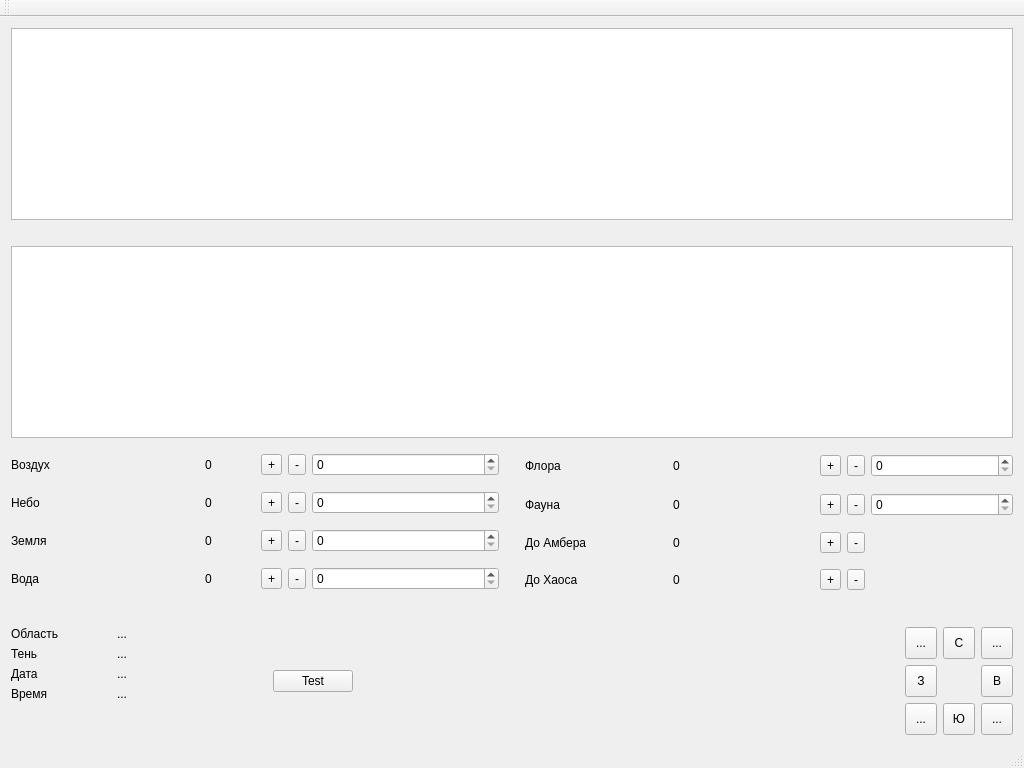
Old version of the form AmberUI/shadowsview.ui in the repository graninas/Amber.
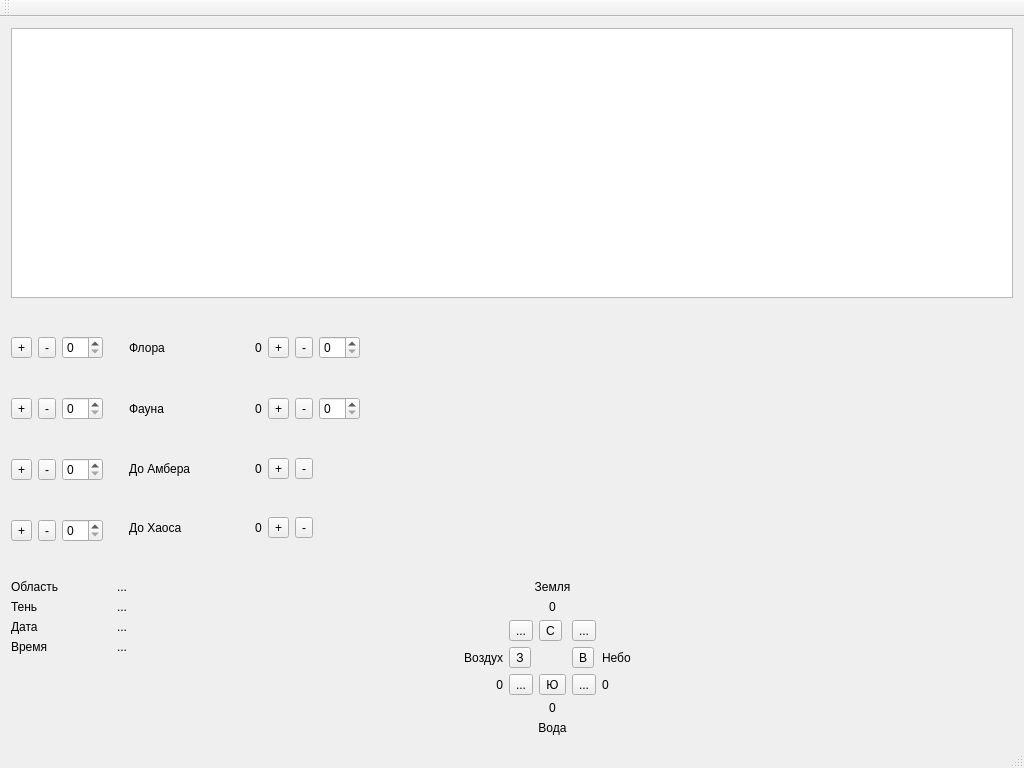
New version of the form. Icons and pictures are not drawn.

Commit message: - A lot of refactoring done. - Monad research continued. - Shadow distance added instead of poorly-defined ShadowSurroundings. - Shadow influence is invented.

Diff of the .ui file:
```diff
--- a/AmberUI/shadowsview.ui
+++ b/AmberUI/shadowsview.ui
@@ -33,22 +33,6 @@
   </property>
   <widget class="QWidget" name="centralWidget">
    <layout class="QVBoxLayout" name="verticalLayout">
-    <item>
-     <widget class="QGraphicsView" name="shadowsVisualisingArea"/>
-    </item>
-    <item>
-     <spacer name="horizontalSpacer_5">
-      <property name="orientation">
-       <enum>Qt::Horizontal</enum>
-      </property>
-      <property name="sizeHint" stdset="0">
-       <size>
-        <width>40</width>
-        <height>20</height>
-       </size>
-      </property>
-     </spacer>
-    </item>
     <item>
      <widget class="QPlainTextEdit" name="pte_worldPlaces">
       <property name="enabled">
@@ -65,7 +49,7 @@
     <item>
      <layout class="QHBoxLayout" name="horizontalLayout">
       <item>
-       <layout class="QGridLayout" name="gridLayout" columnminimumwidth="120,50,0,0,60">
+       <layout class="QGridLayout" name="gridLayout">
         <item row="1" column="2">
          <widget class="QToolButton" name="tb_skyUp">
           <property name="text">
@@ -134,70 +118,6 @@
           </property>
          </widget>
         </item>
-        <item row="1" column="0">
-         <widget class="QLabel" name="l_skyName">
-          <property name="text">
-           <string>Небо</string>
-          </property>
-         </widget>
-        </item>
-        <item row="0" column="0">
-         <widget class="QLabel" name="l_airName">
-          <property name="sizePolicy">
-           <sizepolicy hsizetype="Preferred" vsizetype="Preferred">
-            <horstretch>0</horstretch>
-            <verstretch>0</verstretch>
-           </sizepolicy>
-          </property>
-          <property name="minimumSize">
-           <size>
-            <width>120</width>
-            <height>0</height>
-           </size>
-          </property>
-          <property name="text">
-           <string>Воздух</string>
-          </property>
-         </widget>
-        </item>
-        <item row="2" column="1">
-         <widget class="QLabel" name="l_ground">
-          <property name="minimumSize">
-           <size>
-            <width>0</width>
-            <height>0</height>
-           </size>
-          </property>
-          <property name="maximumSize">
-           <size>
-            <width>16777215</width>
-            <height>16777215</height>
-           </size>
-          </property>
-          <property name="text">
-           <string>0</string>
-          </property>
-         </widget>
-        </item>
-        <item row="3" column="1">
-         <widget class="QLabel" name="l_water">
-          <property name="minimumSize">
-           <size>
-            <width>50</width>
-            <height>0</height>
-           </size>
-          </property>
-          <property name="maximumSize">
-           <size>
-            <width>50</width>
-            <height>16777215</height>
-           </size>
-          </property>
-          <property name="text">
-           <string>0</string>
-          </property>
-         </widget>
-        </item>
         <item row="0" column="2">
          <widget class="QToolButton" name="tb_airUp">
           <property name="text">
@@ -215,6 +135,9 @@
           </property>
          </widget>
         </item>
+        <item row="0" column="4">
+         <widget class="QSpinBox" name="sb_airTarget"/>
+        </item>
         <item row="3" column="3">
          <widget class="QToolButton" name="tb_waterDown">
           <property name="text">
@@ -249,42 +172,6 @@
           </property>
          </widget>
         </item>
-        <item row="0" column="4">
-         <widget class="QSpinBox" name="sb_airTarget"/>
-        </item>
-        <item row="3" column="0">
-         <widget class="QLabel" name="l_waterName">
-          <property name="text">
-           <string>Вода</string>
-          </property>
-         </widget>
-        </item>
-        <item row="2" column="0">
-         <widget class="QLabel" name="l_groundName">
-          <property name="text">
-           <string>Земля</string>
-          </property>
-         </widget>
-        </item>
-        <item row="0" column="1">
-         <widget class="QLabel" name="l_air">
-          <property name="minimumSize">
-           <size>
-            <width>0</width>
-            <height>0</height>
-           </size>
-          </property>
-          <property name="maximumSize">
-           <size>
-            <width>16777215</width>
-            <height>16777215</height>
-           </size>
-          </property>
-          <property name="text">
-           <string>0</string>
-          </property>
-         </widget>
-        </item>
         <item row="2" column="4">
          <widget class="QSpinBox" name="sb_groundTarget"/>
         </item>
@@ -311,25 +198,6 @@
         <item row="3" column="4">
          <widget class="QSpinBox" name="sb_waterTarget"/>
         </item>
-        <item row="1" column="1">
-         <widget class="QLabel" name="l_sky">
-          <property name="minimumSize">
-           <size>
-            <width>0</width>
-            <height>0</height>
-           </size>
-          </property>
-          <property name="maximumSize">
-           <size>
-            <width>16777215</width>
-            <height>16777215</height>
-           </size>
-          </property>
-          <property name="text">
-           <string>0</string>
-          </property>
-         </widget>
-        </item>
        </layout>
       </item>
       <item>
@@ -346,7 +214,14 @@
        </spacer>
       </item>
       <item>
-       <layout class="QGridLayout" name="gridLayout_5" columnminimumwidth="120,50,0,0,60">
+       <layout class="QGridLayout" name="gridLayout_5">
+        <item row="1" column="0">
+         <widget class="QLabel" name="l_faunaName">
+          <property name="text">
+           <string>Фауна</string>
+          </property>
+         </widget>
+        </item>
         <item row="0" column="0">
          <widget class="QLabel" name="l_floraName">
           <property name="sizePolicy">
@@ -500,13 +375,6 @@
           </property>
          </widget>
         </item>
-        <item row="1" column="0">
-         <widget class="QLabel" name="l_faunaName">
-          <property name="text">
-           <string>Фауна</string>
-          </property>
-         </widget>
-        </item>
         <item row="1" column="2">
          <widget class="QToolButton" name="tb_faunaUp">
           <property name="text">
@@ -524,42 +392,6 @@
           </property>
          </widget>
         </item>
-        <item row="0" column="2">
-         <widget class="QToolButton" name="tb_floraUp">
-          <property name="text">
-           <string>+</string>
-          </property>
-          <property name="icon">
-           <iconset resource="Icons.qrc">
-            <normaloff>:/icons/icons/plus-circle.png</normaloff>:/icons/icons/plus-circle.png</iconset>
-          </property>
-          <property name="iconSize">
-           <size>
-            <width>32</width>
-            <height>32</height>
-           </size>
-          </property>
-         </widget>
-        </item>
-        <item row="3" column="1">
-         <widget class="QLabel" name="l_chaosDistance">
-          <property name="minimumSize">
-           <size>
-            <width>0</width>
-            <height>0</height>
-           </size>
-          </property>
-          <property name="maximumSize">
-           <size>
-            <width>16777215</width>
-            <height>16777215</height>
-           </size>
-          </property>
-          <property name="text">
-           <string>0</string>
-          </property>
-         </widget>
-        </item>
         <item row="3" column="0">
          <widget class="QLabel" name="l_chaosDistanceName">
           <property name="text">
@@ -567,6 +399,42 @@
           </property>
          </widget>
         </item>
+        <item row="3" column="1">
+         <widget class="QLabel" name="l_chaosDistance">
+          <property name="minimumSize">
+           <size>
+            <width>0</width>
+            <height>0</height>
+           </size>
+          </property>
+          <property name="maximumSize">
+           <size>
+            <width>16777215</width>
+            <height>16777215</height>
+           </size>
+          </property>
+          <property name="text">
+           <string>0</string>
+          </property>
+         </widget>
+        </item>
+        <item row="0" column="2">
+         <widget class="QToolButton" name="tb_floraUp">
+          <property name="text">
+           <string>+</string>
+          </property>
+          <property name="icon">
+           <iconset resource="Icons.qrc">
+            <normaloff>:/icons/icons/plus-circle.png</normaloff>:/icons/icons/plus-circle.png</iconset>
+          </property>
+          <property name="iconSize">
+           <size>
+            <width>32</width>
+            <height>32</height>
+           </size>
+          </property>
+         </widget>
+        </item>
         <item row="1" column="1">
          <widget class="QLabel" name="l_fauna">
           <property name="minimumSize">
@@ -607,23 +475,23 @@
         </item>
        </layout>
       </item>
+      <item>
+       <spacer name="horizontalSpacer_3">
+        <property name="orientation">
+         <enum>Qt::Horizontal</enum>
+        </property>
+        <property name="sizeHint" stdset="0">
+         <size>
+          <width>40</width>
+          <height>20</height>
+         </size>
+        </property>
+       </spacer>
+      </item>
      </layout>
     </item>
     <item>
-     <spacer name="horizontalSpacer_6">
-      <property name="orientation">
-       <enum>Qt::Horizontal</enum>
-      </property>
-      <property name="sizeHint" stdset="0">
-       <size>
-        <width>40</width>
-        <height>20</height>
-       </size>
-      </property>
-     </spacer>
-    </item>
-    <item>
-     <layout class="QHBoxLayout" name="horizontalLayout_2">
+     <layout class="QHBoxLayout" name="horizontalLayout_3">
       <item>
        <layout class="QFormLayout" name="formLayout">
         <property name="fieldGrowthPolicy">
@@ -712,14 +580,7 @@
        </layout>
       </item>
       <item>
-       <widget class="QPushButton" name="pushButton">
-        <property name="text">
-         <string>Test</string>
-        </property>
-       </widget>
-      </item>
-      <item>
-       <spacer name="horizontalSpacer_8">
+       <spacer name="horizontalSpacer_2">
         <property name="orientation">
          <enum>Qt::Horizontal</enum>
         </property>
@@ -732,113 +593,362 @@
        </spacer>
       </item>
       <item>
-       <layout class="QGridLayout" name="gridLayout_2" rowstretch="0,0,0">
-        <item row="0" column="0">
+       <layout class="QGridLayout" name="gridLayout_2" rowstretch="0,0,0,0,0,0,0">
+        <item row="5" column="3">
+         <widget class="QLabel" name="l_water">
+          <property name="minimumSize">
+           <size>
+            <width>0</width>
+            <height>0</height>
+           </size>
+          </property>
+          <property name="maximumSize">
+           <size>
+            <width>32</width>
+            <height>16777215</height>
+           </size>
+          </property>
+          <property name="text">
+           <string>0</string>
+          </property>
+          <property name="alignment">
+           <set>Qt::AlignCenter</set>
+          </property>
+         </widget>
+        </item>
+        <item row="2" column="2">
          <widget class="QToolButton" name="tb_goNorthWest">
           <property name="minimumSize">
            <size>
-            <width>32</width>
-            <height>32</height>
+            <width>0</width>
+            <height>0</height>
            </size>
           </property>
           <property name="text">
            <string>...</string>
           </property>
+          <property name="icon">
+           <iconset resource="Icons.qrc">
+            <normaloff>:/icons/icons/arrow_left-up.png</normaloff>:/icons/icons/arrow_left-up.png</iconset>
+          </property>
+          <property name="iconSize">
+           <size>
+            <width>32</width>
+            <height>32</height>
+           </size>
+          </property>
          </widget>
         </item>
-        <item row="1" column="0">
+        <item row="3" column="2">
          <widget class="QToolButton" name="tb_goWest">
           <property name="minimumSize">
            <size>
-            <width>32</width>
-            <height>32</height>
+            <width>0</width>
+            <height>0</height>
            </size>
           </property>
           <property name="text">
            <string>З</string>
           </property>
+          <property name="icon">
+           <iconset resource="Icons.qrc">
+            <normaloff>:/icons/icons/arrow_left.png</normaloff>:/icons/icons/arrow_left.png</iconset>
+          </property>
+          <property name="iconSize">
+           <size>
+            <width>32</width>
+            <height>32</height>
+           </size>
+          </property>
          </widget>
         </item>
-        <item row="2" column="1">
+        <item row="4" column="3">
          <widget class="QToolButton" name="tb_goSouth">
           <property name="minimumSize">
            <size>
-            <width>32</width>
-            <height>32</height>
+            <width>0</width>
+            <height>0</height>
            </size>
           </property>
           <property name="text">
            <string>Ю</string>
           </property>
+          <property name="icon">
+           <iconset resource="Icons.qrc">
+            <normaloff>:/icons/icons/arrow_down.png</normaloff>:/icons/icons/arrow_down.png</iconset>
+          </property>
+          <property name="iconSize">
+           <size>
+            <width>32</width>
+            <height>32</height>
+           </size>
+          </property>
          </widget>
         </item>
-        <item row="2" column="0">
+        <item row="4" column="2">
          <widget class="QToolButton" name="tb_goSouthWest">
           <property name="minimumSize">
            <size>
-            <width>32</width>
-            <height>32</height>
+            <width>0</width>
+            <height>0</height>
            </size>
           </property>
           <property name="text">
            <string>...</string>
           </property>
+          <property name="icon">
+           <iconset resource="Icons.qrc">
+            <normaloff>:/icons/icons/arrow_left-down.png</normaloff>:/icons/icons/arrow_left-down.png</iconset>
+          </property>
+          <property name="iconSize">
+           <size>
+            <width>32</width>
+            <height>32</height>
+           </size>
+          </property>
          </widget>
         </item>
-        <item row="1" column="2">
+        <item row="3" column="4">
          <widget class="QToolButton" name="tb_goEast">
           <property name="minimumSize">
            <size>
-            <width>32</width>
-            <height>32</height>
+            <width>0</width>
+            <height>0</height>
            </size>
           </property>
           <property name="text">
            <string>В</string>
           </property>
+          <property name="icon">
+           <iconset resource="Icons.qrc">
+            <normaloff>:/icons/icons/arrow_right.png</normaloff>:/icons/icons/arrow_right.png</iconset>
+          </property>
+          <property name="iconSize">
+           <size>
+            <width>32</width>
+            <height>32</height>
+           </size>
+          </property>
+          <property name="autoRepeat">
+           <bool>false</bool>
+          </property>
          </widget>
         </item>
-        <item row="2" column="2">
+        <item row="4" column="4">
          <widget class="QToolButton" name="tb_goSouthEast">
           <property name="minimumSize">
            <size>
-            <width>32</width>
-            <height>32</height>
+            <width>0</width>
+            <height>0</height>
            </size>
           </property>
           <property name="text">
            <string>...</string>
           </property>
+          <property name="icon">
+           <iconset resource="Icons.qrc">
+            <normaloff>:/icons/icons/arrow_right-down.png</normaloff>:/icons/icons/arrow_right-down.png</iconset>
+          </property>
+          <property name="iconSize">
+           <size>
+            <width>32</width>
+            <height>32</height>
+           </size>
+          </property>
          </widget>
         </item>
-        <item row="0" column="2">
+        <item row="2" column="4">
          <widget class="QToolButton" name="tb_goNorthEast">
           <property name="minimumSize">
            <size>
-            <width>32</width>
-            <height>32</height>
+            <width>0</width>
+            <height>0</height>
            </size>
           </property>
           <property name="text">
            <string>...</string>
           </property>
+          <property name="icon">
+           <iconset resource="Icons.qrc">
+            <normaloff>:/icons/icons/arrow_right-up.png</normaloff>:/icons/icons/arrow_right-up.png</iconset>
+          </property>
+          <property name="iconSize">
+           <size>
+            <width>32</width>
+            <height>32</height>
+           </size>
+          </property>
          </widget>
         </item>
-        <item row="0" column="1">
+        <item row="2" column="3">
          <widget class="QToolButton" name="tb_goNorth">
           <property name="minimumSize">
            <size>
-            <width>32</width>
-            <height>32</height>
+            <width>0</width>
+            <height>0</height>
            </size>
           </property>
           <property name="text">
            <string>С</string>
           </property>
+          <property name="icon">
+           <iconset resource="Icons.qrc">
+            <normaloff>:/icons/icons/arrow_up.png</normaloff>:/icons/icons/arrow_up.png</iconset>
+          </property>
+          <property name="iconSize">
+           <size>
+            <width>32</width>
+            <height>32</height>
+           </size>
+          </property>
+         </widget>
+        </item>
+        <item row="1" column="3">
+         <widget class="QLabel" name="l_ground">
+          <property name="sizePolicy">
+           <sizepolicy hsizetype="Fixed" vsizetype="Preferred">
+            <horstretch>0</horstretch>
+            <verstretch>0</verstretch>
+           </sizepolicy>
+          </property>
+          <property name="minimumSize">
+           <size>
+            <width>0</width>
+            <height>0</height>
+           </size>
+          </property>
+          <property name="maximumSize">
+           <size>
+            <width>32</width>
+            <height>16777215</height>
+           </size>
+          </property>
+          <property name="text">
+           <string>0</string>
+          </property>
+          <property name="alignment">
+           <set>Qt::AlignCenter</set>
+          </property>
+         </widget>
+        </item>
+        <item row="4" column="1">
+         <widget class="QLabel" name="l_air">
+          <property name="minimumSize">
+           <size>
+            <width>0</width>
+            <height>0</height>
+           </size>
+          </property>
+          <property name="maximumSize">
+           <size>
+            <width>16777215</width>
+            <height>16777215</height>
+           </size>
+          </property>
+          <property name="text">
+           <string>0</string>
+          </property>
+          <property name="alignment">
+           <set>Qt::AlignRight|Qt::AlignTrailing|Qt::AlignVCenter</set>
+          </property>
+         </widget>
+        </item>
+        <item row="3" column="1">
+         <widget class="QLabel" name="l_airName">
+          <property name="sizePolicy">
+           <sizepolicy hsizetype="Minimum" vsizetype="Preferred">
+            <horstretch>0</horstretch>
+            <verstretch>0</verstretch>
+           </sizepolicy>
+          </property>
+          <property name="minimumSize">
+           <size>
+            <width>0</width>
+            <height>0</height>
+           </size>
+          </property>
+          <property name="text">
+           <string>Воздух</string>
+          </property>
+          <property name="alignment">
+           <set>Qt::AlignRight|Qt::AlignTrailing|Qt::AlignVCenter</set>
+          </property>
+         </widget>
+        </item>
+        <item row="4" column="5">
+         <widget class="QLabel" name="l_sky">
+          <property name="minimumSize">
+           <size>
+            <width>0</width>
+            <height>0</height>
+           </size>
+          </property>
+          <property name="maximumSize">
+           <size>
+            <width>16777215</width>
+            <height>16777215</height>
+           </size>
+          </property>
+          <property name="text">
+           <string>0</string>
+          </property>
+         </widget>
+        </item>
+        <item row="3" column="5">
+         <widget class="QLabel" name="l_skyName">
+          <property name="text">
+           <string>Небо</string>
+          </property>
+         </widget>
+        </item>
+        <item row="0" column="2" colspan="3">
+         <widget class="QLabel" name="l_groundName">
+          <property name="text">
+           <string>Земля</string>
+          </property>
+          <property name="alignment">
+           <set>Qt::AlignCenter</set>
+          </property>
+         </widget>
+        </item>
+        <item row="6" column="2" colspan="3">
+         <widget class="QLabel" name="l_waterName">
+          <property name="text">
+           <string>Вода</string>
+          </property>
+          <property name="alignment">
+           <set>Qt::AlignCenter</set>
+          </property>
          </widget>
         </item>
        </layout>
       </item>
+      <item>
+       <spacer name="horizontalSpacer_5">
+        <property name="orientation">
+         <enum>Qt::Horizontal</enum>
+        </property>
+        <property name="sizeHint" stdset="0">
+         <size>
+          <width>40</width>
+          <height>20</height>
+         </size>
+        </property>
+       </spacer>
+      </item>
+      <item>
+       <spacer name="horizontalSpacer">
+        <property name="orientation">
+         <enum>Qt::Horizontal</enum>
+        </property>
+        <property name="sizeHint" stdset="0">
+         <size>
+          <width>40</width>
+          <height>20</height>
+         </size>
+        </property>
+       </spacer>
+      </item>
      </layout>
     </item>
    </layout>
```
Left out of the diff: 18 changed lines with no effect on the pictures. The commit also changes 29 other files.
